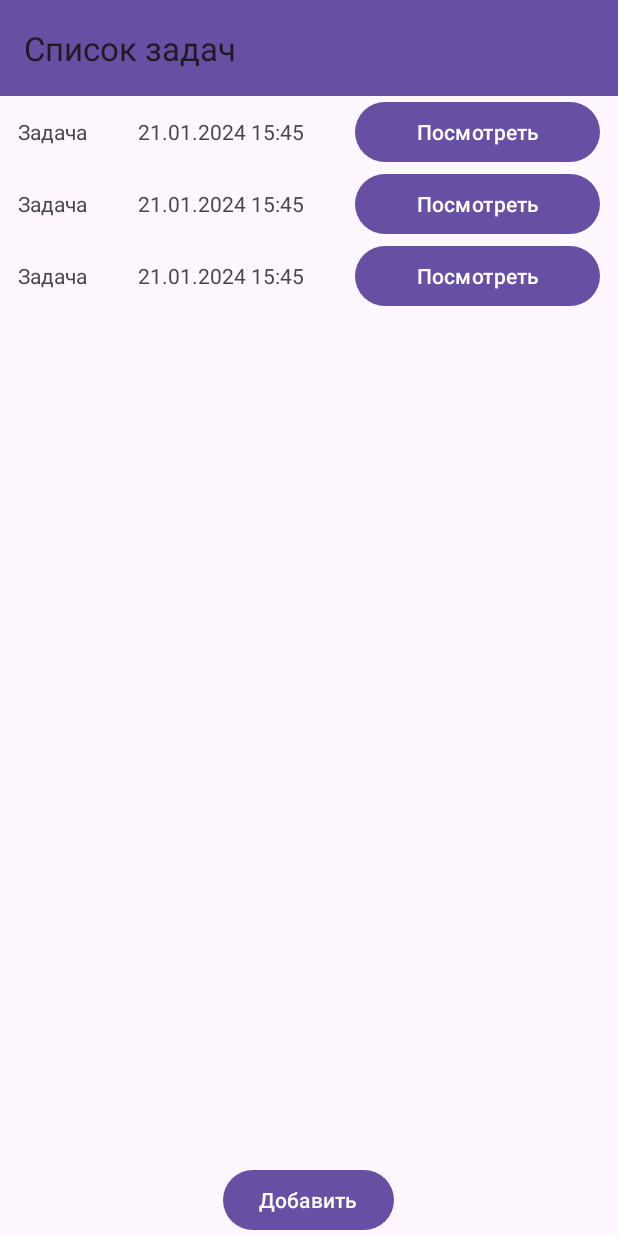
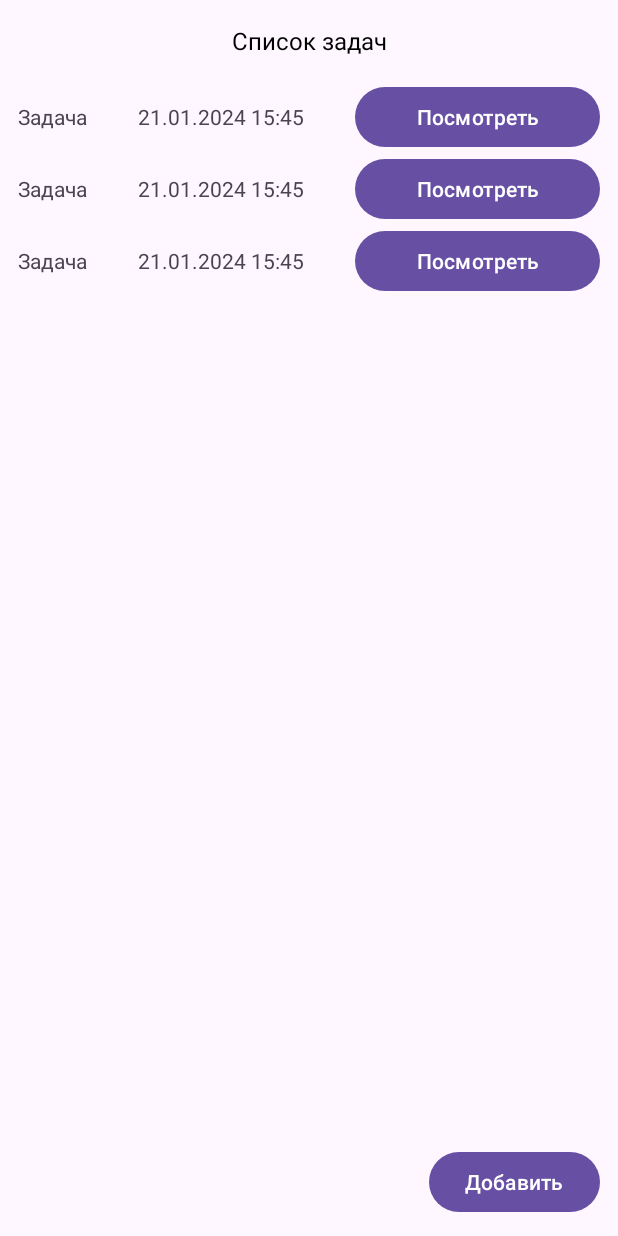
Before and after one commit to tLen-tLen/TaskManager, an Android app: the layout activity_main.xml on its own in the app's theme, with its tools: preview values and no code run, on a phone screen of 412 x 824 dp. Run offline under Robolectric (Android 15) with nearby library versions, the phone set to English and light mode, and no system bars.

Commit message:
Main page

```diff
--- a/app/src/main/java/com/example/taskmanager/MainActivity.kt
+++ b/app/src/main/java/com/example/taskmanager/MainActivity.kt
@@ -3,7 +3,6 @@ package com.example.taskmanager
 import android.content.Intent
 import androidx.appcompat.app.AppCompatActivity
 import android.os.Bundle
-import android.util.Log
 import androidx.recyclerview.widget.LinearLayoutManager
 import com.example.taskmanager.adapters.TasksAdapter
 import com.example.taskmanager.databinding.ActivityMainBinding
@@ -19,9 +18,8 @@ class MainActivity : AppCompatActivity() {
 
     override fun onCreate(savedInstanceState: Bundle?) {
         super.onCreate(savedInstanceState)
-        setContentView(R.layout.activity_main)
-
         binding = ActivityMainBinding.inflate(layoutInflater)
+        setContentView(binding.root)
 
         setAdBtnOnClickListener()
 
@@ -36,11 +34,8 @@ class MainActivity : AppCompatActivity() {
 
     private fun setAdBtnOnClickListener() {
         binding.addTaskBtn.setOnClickListener {
-            Log.d("TEST", "click") // не срабатывает
             val intent = Intent(this, AddTaskActivity::class.java)
             startActivity(intent)
         }
     }
-
-
 }
--- a/app/src/main/res/layout/activity_main.xml
+++ b/app/src/main/res/layout/activity_main.xml
@@ -1,18 +1,24 @@
 <?xml version="1.0" encoding="utf-8"?>
-<LinearLayout xmlns:android="http://schemas.android.com/apk/res/android"
+<androidx.constraintlayout.widget.ConstraintLayout
+    xmlns:android="http://schemas.android.com/apk/res/android"
     xmlns:app="http://schemas.android.com/apk/res-auto"
     xmlns:tools="http://schemas.android.com/tools"
     android:layout_width="match_parent"
     android:layout_height="match_parent"
-    android:orientation="vertical"
     tools:context=".MainActivity">
 
-    <androidx.appcompat.widget.Toolbar
-        android:id="@+id/toolbar"
+    <TextView
+        android:id="@+id/title"
         android:layout_width="match_parent"
         android:layout_height="wrap_content"
-        android:background="?attr/colorPrimary"
-        app:title="@string/task_title" />
+        android:text="@string/task_title"
+        app:layout_constraintStart_toStartOf="parent"
+        app:layout_constraintTop_toTopOf="parent"
+        android:textColor="@color/black"
+        android:textSize="16dp"
+        android:padding="16dp"
+        android:gravity="center_horizontal"
+        />
 
     <androidx.recyclerview.widget.RecyclerView
         android:id="@+id/taskRv"
@@ -20,7 +26,9 @@
         android:layout_height="0dp"
         android:layout_weight="1"
         tools:itemCount="3"
-        tools:listitem="@layout/task_item" />
+        tools:listitem="@layout/task_item"
+        app:layout_constraintStart_toStartOf="parent"
+        app:layout_constraintTop_toBottomOf="@+id/title"/>
 
     <com.google.android.material.button.MaterialButton
         android:id="@+id/addTaskBtn"
@@ -28,6 +36,9 @@
         android:layout_height="wrap_content"
         android:layout_gravity="center_horizontal"
         android:text="@string/add_task"
-        android:textColor="@color/white"/>
+        android:textColor="@color/white"
+        android:layout_margin="12dp"
+        app:layout_constraintEnd_toEndOf="parent"
+        app:layout_constraintBottom_toBottomOf="parent"/>
 
-</LinearLayout>
+</androidx.constraintlayout.widget.ConstraintLayout>
```
